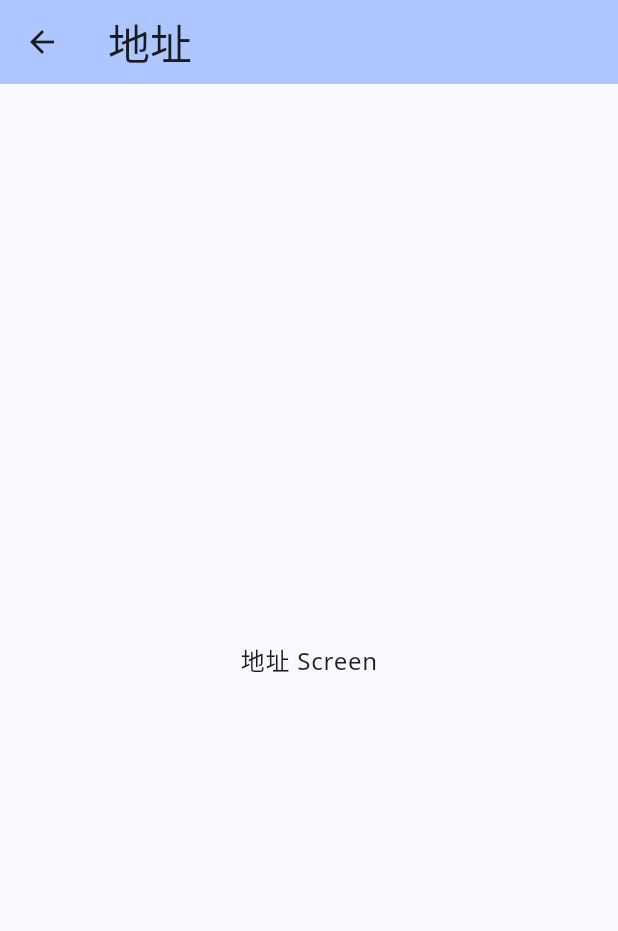
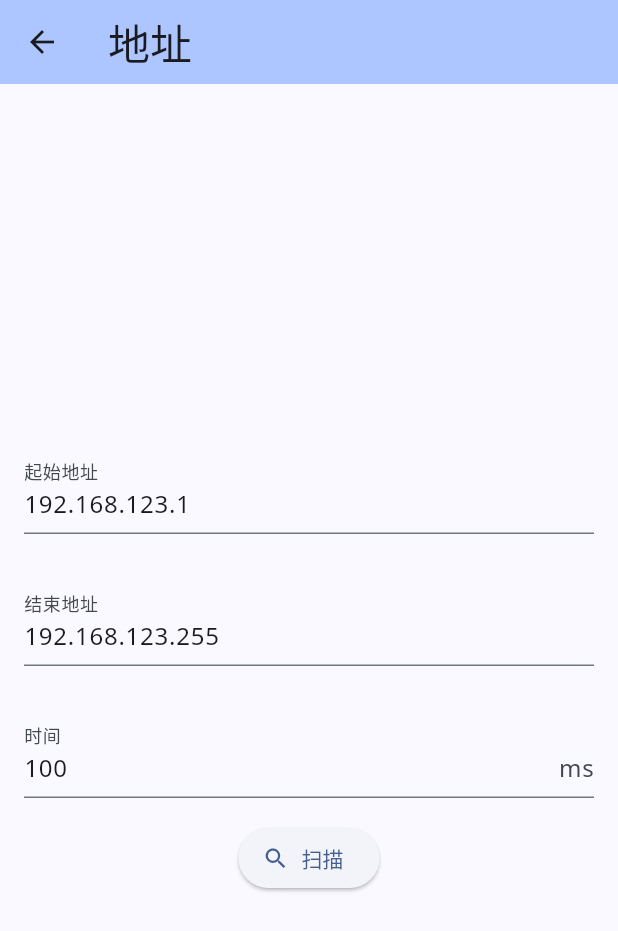
Before and after one commit to 4evergr8/WebTools, a Flutter app: the AddressScreen screen opened directly, on a phone screen of 412 x 824 dp. Shown: the top 931 px of the screen. Run offline on Flutter 3.47's test engine with Material 3 defaults, Android fonts, the phone set to English and light mode, and no system bars; our stand-ins replace google_fonts.

Commit message:
Update address_screen.dart

```diff
--- a/lib/screens/address_screen.dart
+++ b/lib/screens/address_screen.dart
@@ -1,6 +1,25 @@
 import 'package:flutter/material.dart';
 
-class AddressScreen extends StatelessWidget {
+class AddressScreen extends StatefulWidget {
+  @override
+  _AddressScreenState createState() => _AddressScreenState();
+}
+
+class _AddressScreenState extends State<AddressScreen> {
+  // 控制器，用于获取输入框的值
+  TextEditingController _startController = TextEditingController();
+  TextEditingController _endController = TextEditingController();
+  TextEditingController _timeController = TextEditingController();
+
+  @override
+  void initState() {
+    super.initState();
+    // 假设设备当前所在子网的地址是192.168.123.111
+    _startController.text = '192.168.123.1'; // 起始地址
+    _endController.text = '192.168.123.255'; // 结束地址
+    _timeController.text = '100'; // 默认值100
+  }
+
   @override
   Widget build(BuildContext context) {
     final theme = Theme.of(context);
@@ -11,11 +30,64 @@ class AddressScreen extends StatelessWidget {
         backgroundColor: theme.colorScheme.inversePrimary,
       ),
       body: Center(
-        child: Text(
-          '地址 Screen',
-          style: theme.textTheme.bodyLarge,
+        child: Column(
+          mainAxisAlignment: MainAxisAlignment.center,
+          children: [
+            // 起始地址输入框
+            Padding(
+              padding: const EdgeInsets.all(16.0),
+              child: TextField(
+                controller: _startController,
+                decoration: InputDecoration(
+                  labelText: '起始地址',
+                ),
+              ),
+            ),
+            // 结束地址输入框
+            Padding(
+              padding: const EdgeInsets.all(16.0),
+              child: TextField(
+                controller: _endController,
+                decoration: InputDecoration(
+                  labelText: '结束地址',
+                ),
+              ),
+            ),
+            // 时间输入框
+            Padding(
+              padding: const EdgeInsets.all(16.0),
+              child: TextField(
+                controller: _timeController,
+                decoration: InputDecoration(
+                  labelText: '时间',
+                  suffixText: 'ms',
+                ),
+              ),
+            ),
+            // 扫描按钮
+            ElevatedButton.icon(
+              onPressed: () {
+                // 获取输入框的内容
+                String start = _startController.text;
+                String end = _endController.text;
+                String time = _timeController.text;
+                // 调用扫描函数
+                _scan(start, end, time);
+              },
+              icon: Icon(Icons.search), // 使用搜索图标
+              label: Text('扫描'),
+            ),
+          ],
         ),
       ),
     );
   }
+
+  // 扫描函数
+  void _scan(String start, String end, String time) {
+    // 在这里实现扫描逻辑
+    print('起始地址：$start');
+    print('结束地址：$end');
+    print('时间：$time ms');
+  }
 }
```
